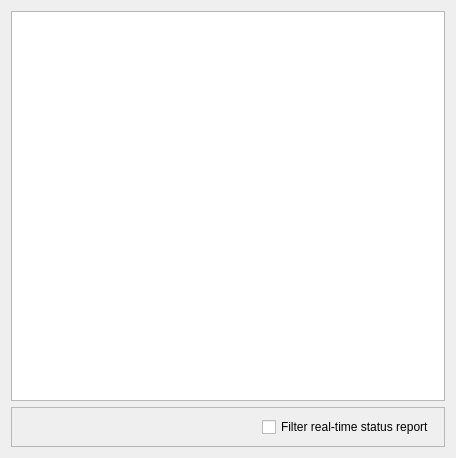
Before: the Qt Designer form src/windows/consoledialog.ui in flux3dp/swiftray, drawn with Qt 5.
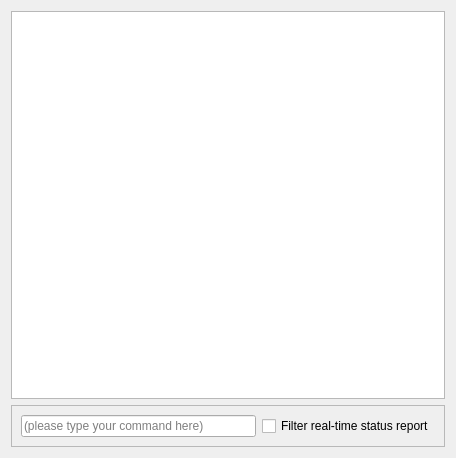
After: the same form once the commit is applied.

Commit message: Add console to type command for user

```diff
--- a/src/windows/consoledialog.ui
+++ b/src/windows/consoledialog.ui
@@ -43,17 +43,11 @@
      </property>
      <layout class="QHBoxLayout" name="horizontalLayout">
       <item>
-       <spacer name="horizontalSpacer">
-        <property name="orientation">
-         <enum>Qt::Horizontal</enum>
+       <widget class="QLineEdit" name="lineEdit">
+        <property name="placeholderText">
+         <string>(please type your command here)</string>
         </property>
-        <property name="sizeHint" stdset="0">
-         <size>
-          <width>40</width>
-          <height>20</height>
-         </size>
-        </property>
-       </spacer>
+       </widget>
       </item>
       <item>
        <widget class="QCheckBox" name="ignoreStatusCheckBox">
```
The commit also changes 8 other files.
